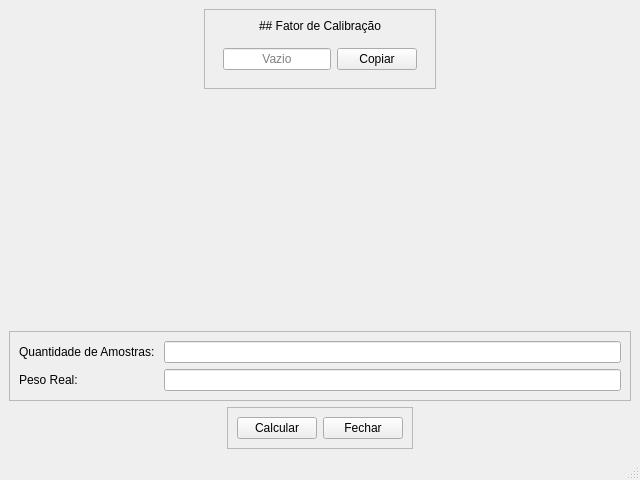
This is Calibrar_celula/fator_de_calibracao.ui in knichian/Dados-Teste-Estatico as Qt 5 draws it before an edit. The edited form follows.
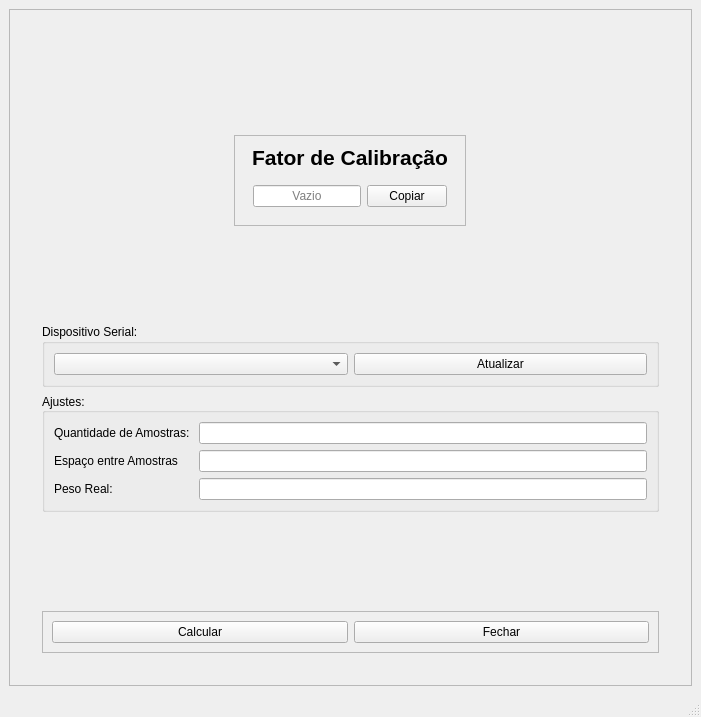
This is the edited form.

The edit to the form file:
```diff
--- a/Calibrar_celula/fator_de_calibracao.ui
+++ b/Calibrar_celula/fator_de_calibracao.ui
@@ -6,8 +6,8 @@
    <rect>
     <x>0</x>
     <y>0</y>
-    <width>640</width>
-    <height>480</height>
+    <width>701</width>
+    <height>717</height>
    </rect>
   </property>
   <property name="windowTitle">
@@ -15,22 +15,78 @@
   </property>
   <widget class="QWidget" name="centralwidget">
    <layout class="QVBoxLayout" name="verticalLayout">
+    <item>
+     <widget class="QFrame" name="frame_2">
+      <property name="frameShape">
+       <enum>QFrame::Shape::StyledPanel</enum>
+      </property>
+      <property name="frameShadow">
+       <enum>QFrame::Shadow::Raised</enum>
+      </property>
+      <layout class="QVBoxLayout" name="verticalLayout_4">
+       <property name="leftMargin">
+        <number>32</number>
+       </property>
+       <property name="topMargin">
+        <number>32</number>
+       </property>
+       <property name="rightMargin">
+        <number>32</number>
+       </property>
+       <property name="bottomMargin">
+        <number>32</number>
+       </property>
+       <item>
+        <spacer name="verticalSpacer_2">
+         <property name="orientation">
+          <enum>Qt::Orientation::Vertical</enum>
+         </property>
+         <property name="sizeHint" stdset="0">
+          <size>
+           <width>20</width>
+           <height>40</height>
+          </size>
+         </property>
+        </spacer>
+       </item>
     <item alignment="Qt::AlignmentFlag::AlignHCenter|Qt::AlignmentFlag::AlignVCenter">
      <widget class="QFrame" name="frame">
       <property name="frameShape">
        <enum>QFrame::Shape::StyledPanel</enum>
       </property>
       <property name="frameShadow">
-       <enum>QFrame::Shadow::Raised</enum>
+          <enum>QFrame::Shadow::Sunken</enum>
       </property>
       <layout class="QVBoxLayout" name="verticalLayout_2">
        <item alignment="Qt::AlignmentFlag::AlignHCenter">
         <widget class="QLabel" name="label_2">
+            <property name="font">
+             <font>
+              <pointsize>16</pointsize>
+              <italic>false</italic>
+              <bold>true</bold>
+             </font>
+            </property>
+            <property name="frameShape">
+             <enum>QFrame::Shape::NoFrame</enum>
+            </property>
+            <property name="frameShadow">
+             <enum>QFrame::Shadow::Raised</enum>
+            </property>
          <property name="text">
-          <string>## Fator de Calibração</string>
+             <string>Fator de Calibração</string>
          </property>
          <property name="textFormat">
-          <enum>Qt::TextFormat::MarkdownText</enum>
+             <enum>Qt::TextFormat::PlainText</enum>
+            </property>
+            <property name="scaledContents">
+             <bool>false</bool>
+            </property>
+            <property name="alignment">
+             <set>Qt::AlignmentFlag::AlignCenter</set>
+            </property>
+            <property name="buddy">
+             <cstring>lineEdit</cstring>
          </property>
         </widget>
        </item>
@@ -39,9 +95,15 @@
          <layout class="QHBoxLayout" name="horizontalLayout_2">
           <item alignment="Qt::AlignmentFlag::AlignHCenter">
            <widget class="QLineEdit" name="lineEdit">
+               <property name="text">
+                <string/>
+               </property>
             <property name="alignment">
              <set>Qt::AlignmentFlag::AlignCenter</set>
             </property>
+               <property name="readOnly">
+                <bool>false</bool>
+               </property>
             <property name="placeholderText">
              <string>Vazio</string>
             </property>
@@ -68,44 +130,101 @@
       <property name="sizeHint" stdset="0">
        <size>
         <width>20</width>
-        <height>40</height>
+           <height>55</height>
        </size>
       </property>
      </spacer>
     </item>
-    <item alignment="Qt::AlignmentFlag::AlignVCenter">
-     <widget class="QFrame" name="frame_2">
-      <property name="frameShape">
-       <enum>QFrame::Shape::StyledPanel</enum>
-      </property>
-      <property name="frameShadow">
-       <enum>QFrame::Shadow::Raised</enum>
-      </property>
-      <layout class="QFormLayout" name="formLayout">
-       <item row="1" column="0">
+       <item>
+        <widget class="QGroupBox" name="groupBox_4">
+         <property name="contextMenuPolicy">
+          <enum>Qt::ContextMenuPolicy::DefaultContextMenu</enum>
+         </property>
+         <property name="title">
+          <string>Dispositivo Serial: </string>
+         </property>
+         <layout class="QHBoxLayout" name="horizontalLayout_3">
+          <item>
+           <widget class="QComboBox" name="dispositivoSerialComboBox"/>
+          </item>
+          <item>
+           <widget class="QPushButton" name="pushButton_4">
+            <property name="text">
+             <string>Atualizar</string>
+            </property>
+           </widget>
+          </item>
+         </layout>
+        </widget>
+       </item>
+       <item>
+        <widget class="QGroupBox" name="groupBox_2">
+         <property name="title">
+          <string>Ajustes: </string>
+         </property>
+         <property name="alignment">
+          <set>Qt::AlignmentFlag::AlignLeading|Qt::AlignmentFlag::AlignLeft|Qt::AlignmentFlag::AlignVCenter</set>
+         </property>
+         <property name="flat">
+          <bool>false</bool>
+         </property>
+         <layout class="QFormLayout">
+          <item row="0" column="0">
         <widget class="QLabel" name="label">
          <property name="text">
           <string>Quantidade de Amostras: </string>
          </property>
-        </widget>
-       </item>
-       <item row="1" column="1">
+            <property name="buddy">
+             <cstring>lineEdit_3</cstring>
+            </property>
+           </widget>
+          </item>
+          <item row="0" column="1">
         <widget class="QLineEdit" name="lineEdit_3"/>
        </item>
-       <item row="3" column="0">
+          <item row="2" column="0">
         <widget class="QLabel" name="label_3">
          <property name="text">
           <string>Peso Real: </string>
          </property>
-        </widget>
-       </item>
-       <item row="3" column="1">
+            <property name="buddy">
+             <cstring>lineEdit_4</cstring>
+            </property>
+           </widget>
+          </item>
+          <item row="2" column="1">
         <widget class="QLineEdit" name="lineEdit_4"/>
        </item>
+          <item row="1" column="0">
+           <widget class="QLabel" name="espaOEntreAmostrasLabel">
+            <property name="text">
+             <string>Espaço entre Amostras</string>
+            </property>
+            <property name="buddy">
+             <cstring>espaOEntreAmostrasLineEdit</cstring>
+            </property>
+           </widget>
+          </item>
+          <item row="1" column="1">
+           <widget class="QLineEdit" name="espaOEntreAmostrasLineEdit"/>
+          </item>
       </layout>
      </widget>
     </item>
-    <item alignment="Qt::AlignmentFlag::AlignHCenter|Qt::AlignmentFlag::AlignVCenter">
+       <item>
+        <spacer name="verticalSpacer_3">
+         <property name="orientation">
+          <enum>Qt::Orientation::Vertical</enum>
+         </property>
+         <property name="sizeHint" stdset="0">
+          <size>
+           <width>20</width>
+           <height>40</height>
+          </size>
+         </property>
+        </spacer>
+       </item>
+       <item>
      <widget class="QFrame" name="frame_3">
       <property name="frameShape">
        <enum>QFrame::Shape::StyledPanel</enum>
@@ -133,6 +252,9 @@
     </item>
    </layout>
   </widget>
+    </item>
+   </layout>
+  </widget>
   <widget class="QMenuBar" name="menubar">
    <property name="geometry">
     <rect>
```
Left out of the diff: 63 changed lines with no effect on the pictures. Lines whose indentation alone changed are shown as unchanged.
